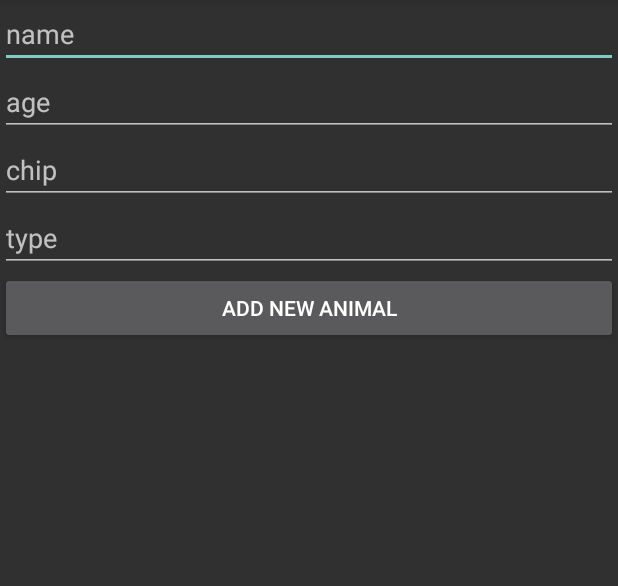
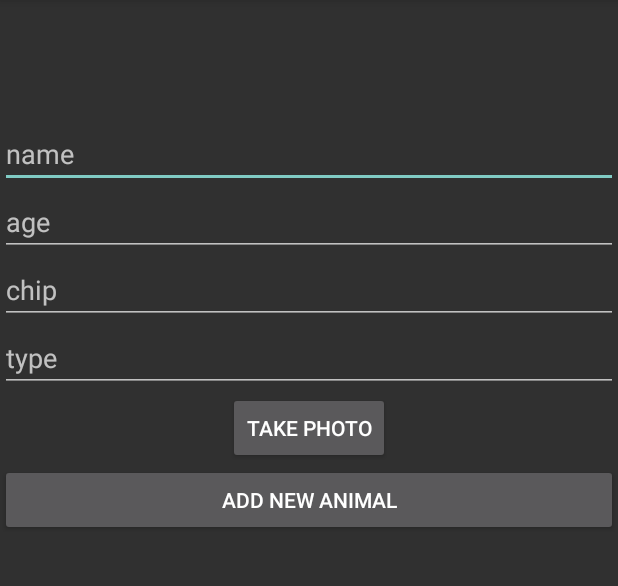
Before and after one commit to cettorre/AndroidSQLiteDB, an Android app: the screen it shows after launch (InsertAnimal), after a tap on "ADD NEW ANIMAL", on a phone screen of 412 x 824 dp, the part 84-670 px from its top. Run offline under Robolectric (Android 15) with nearby library versions, the phone set to English and light mode, and no system bars.

Commit message:
working on takePicture functionality
added button takePhoto and ImageView to activity_insert layout
added capturePhoto and onActivity result tu InsertAnimal activity

```diff
--- a/app/src/main/java/com/example/formacio/androidlocaldb/InsertAnimal.java
+++ b/app/src/main/java/com/example/formacio/androidlocaldb/InsertAnimal.java
@@ -4,11 +4,15 @@ import android.content.ContentValues;
 import android.content.Intent;
 import android.database.Cursor;
 import android.database.sqlite.SQLiteDatabase;
+import android.graphics.Bitmap;
+import android.net.Uri;
+import android.provider.MediaStore;
 import android.support.v7.app.AppCompatActivity;
 import android.os.Bundle;
 import android.view.View;
 import android.widget.Button;
 import android.widget.EditText;
+import android.widget.ImageView;
 import android.widget.SimpleCursorAdapter;
 
 import java.text.SimpleDateFormat;
@@ -23,6 +27,9 @@ public class InsertAnimal extends AppCompatActivity {
 
 
     Button sendData;
+    Button takePhoto;
+
+    ImageView mImageView;
 
     DbHelper mHelper;
     SQLiteDatabase mDb;
@@ -41,8 +48,18 @@ public class InsertAnimal extends AppCompatActivity {
         type = (EditText) findViewById(R.id.type);
 
         sendData=(Button) findViewById(R.id.sendData);
+        takePhoto=findViewById(R.id.takePhoto);
+
+        mImageView=findViewById(R.id.photo);
 
         mHelper = new DbHelper(this);
+
+        takePhoto.setOnClickListener(new View.OnClickListener() {
+            @Override
+            public void onClick(View v) {
+                capturePhoto("");
+            }
+        });
 
         sendData.setOnClickListener(new View.OnClickListener() {
             @Override
@@ -99,6 +116,39 @@ public class InsertAnimal extends AppCompatActivity {
 
     }
 
+    public void capturePhoto(String targetFilename) {
+        Intent intent = new Intent(MediaStore.ACTION_IMAGE_CAPTURE);
+        //  intent.putExtra(MediaStore.EXTRA_OUTPUT,                 Uri.withAppendedPath(mLocationForPhotos, targetFilename));
+        //Attempt to invoke virtual method 'android.net.Uri$Builder android.net.Uri.buildUpon()' on a null object reference
+
+        if (intent.resolveActivity(getPackageManager()) != null) {
+            startActivityForResult(intent, REQUEST_IMAGE_CAPTURE);
+        }
+    }
+
+    static final int REQUEST_IMAGE_CAPTURE = 1;
+    static final Uri mLocationForPhotos= null;//>>asignar para guardar imagen
+    @Override
+    protected void onActivityResult(int requestCode, int resultCode, Intent data) {
+        if (requestCode == REQUEST_IMAGE_CAPTURE && resultCode == RESULT_OK) {
+
+            //capture thumbnail from extra
+            Bundle extras = data.getExtras();
+            Bitmap imageBitmap = (Bitmap) extras.get("data");
+            mImageView.setImageBitmap(imageBitmap);
+
+            //        Bitmap thumbnail = data.getParcelable("data"); //cannot resolve method
+            // Do other work with full size photo saved in mLocationForPhotos
+
+
+            //get selected image and assign to mImageView after selectImage method
+            Uri fullPhotoUri = data.getData();
+            mImageView.setImageURI(fullPhotoUri);
+
+
+        }
+    }
+
 
 
 }
--- a/app/src/main/res/layout/activity_insert.xml
+++ b/app/src/main/res/layout/activity_insert.xml
@@ -11,7 +11,8 @@
         android:id="@+id/name"
         android:layout_width="match_parent"
         android:layout_height="wrap_content"
-        android:hint="name" />
+        android:hint="name"
+        android:layout_marginTop="80dp"/>
 
     <EditText
         android:id="@+id/age"
@@ -31,6 +32,18 @@
         android:layout_height="wrap_content"
         android:hint="type" />
 
+    <Button
+        android:id="@+id/takePhoto"
+        android:layout_width="wrap_content"
+        android:layout_height="wrap_content"
+        android:text="take photo"
+        android:layout_gravity="center"
+        />
+    <ImageView
+        android:id="@+id/photo"
+        android:layout_width="wrap_content"
+        android:layout_height="wrap_content"
+        android:layout_gravity="center"/>
 
     <Button
         android:id="@+id/sendData"
```
